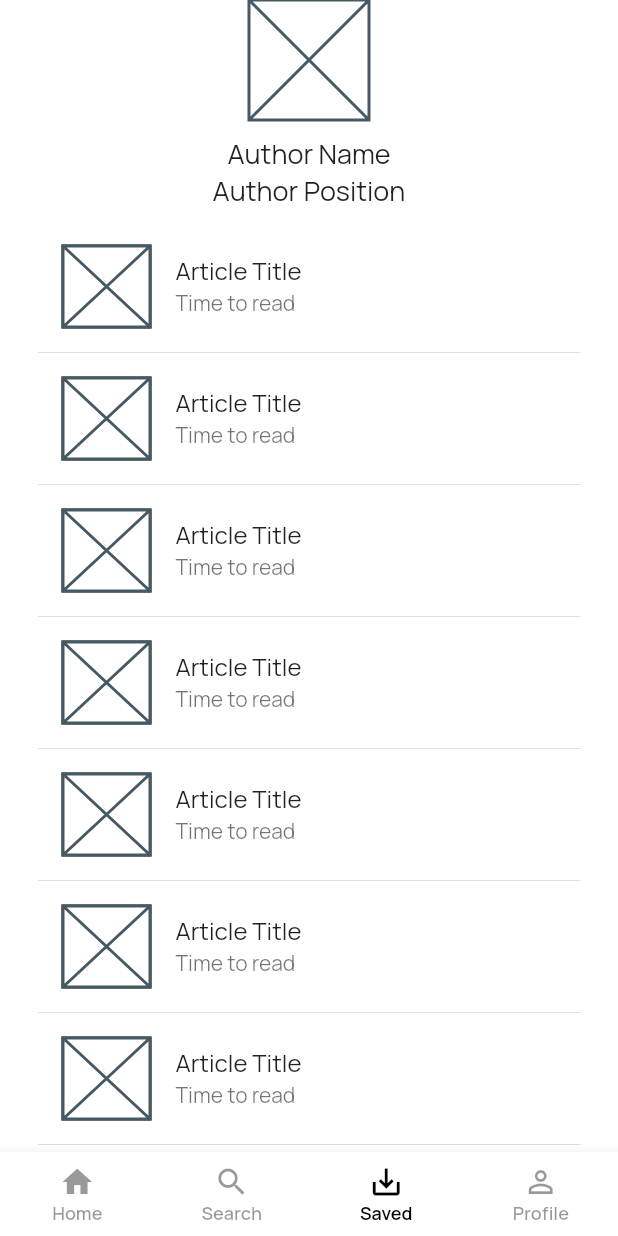
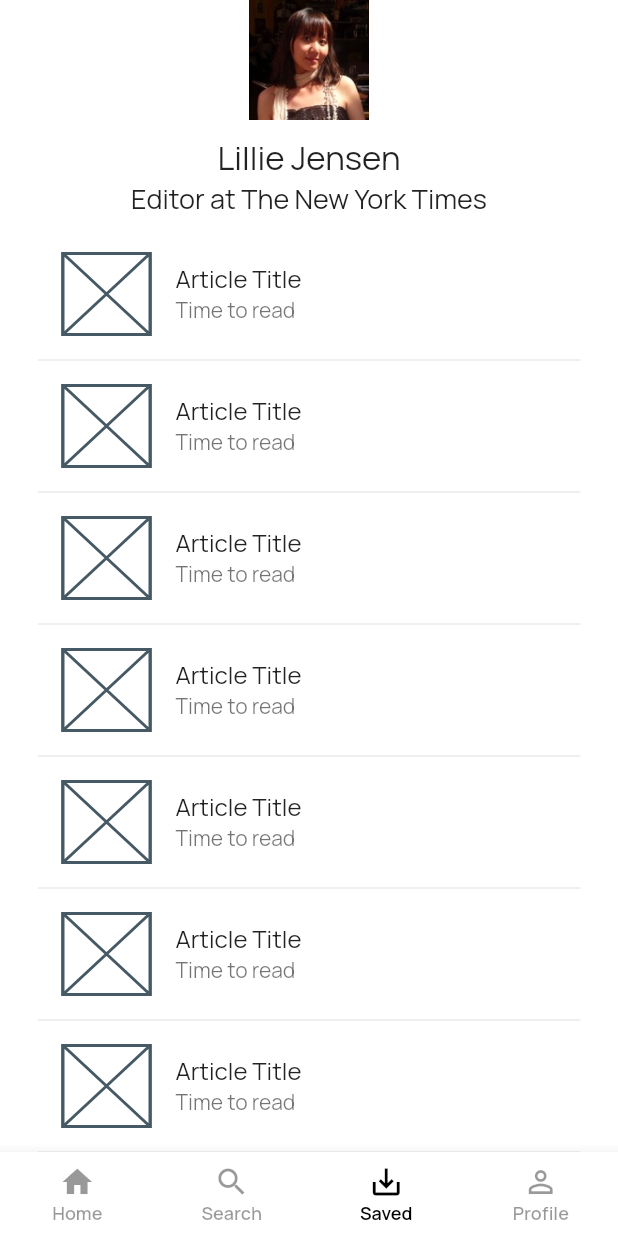
Before and after one commit to cr34t1ve/school_blog_project, a Flutter app: the screen it shows after launch, item 3 of the bottom bar chosen, on a phone screen of 412 x 824 dp. Run offline on Flutter 3.47's test engine with Material 2 defaults, Android fonts, the light colour scheme and no system bars.

Commit message:
added dummy editor image

```diff
--- a/lib/screens/SavedPosts/SavedPosts.dart
+++ b/lib/screens/SavedPosts/SavedPosts.dart
@@ -27,17 +27,20 @@ class _SavedPostsState extends State<SavedPosts> {
                       Container(
                         height: 80.0,
                         width: 80.0,
-                        child: Placeholder(),
+                        child: Image.asset(
+                          'assets/images/70.jpg',
+                          fit: BoxFit.fill,
+                        ),
                       ),
                       SizedBox(
                         height: 10.0,
                       ),
                       Text(
-                        'Author Name',
-                        style: TextStyle(fontSize: 18),
+                        'Lillie Jensen',
+                        style: TextStyle(fontSize: 22),
                       ),
                       Text(
-                        'Author Position',
+                        'Editor at The New York Times',
                         style: TextStyle(fontSize: 18),
                       )
                     ],
```
Also changed, not shown: assets/images/70.jpg (added).
